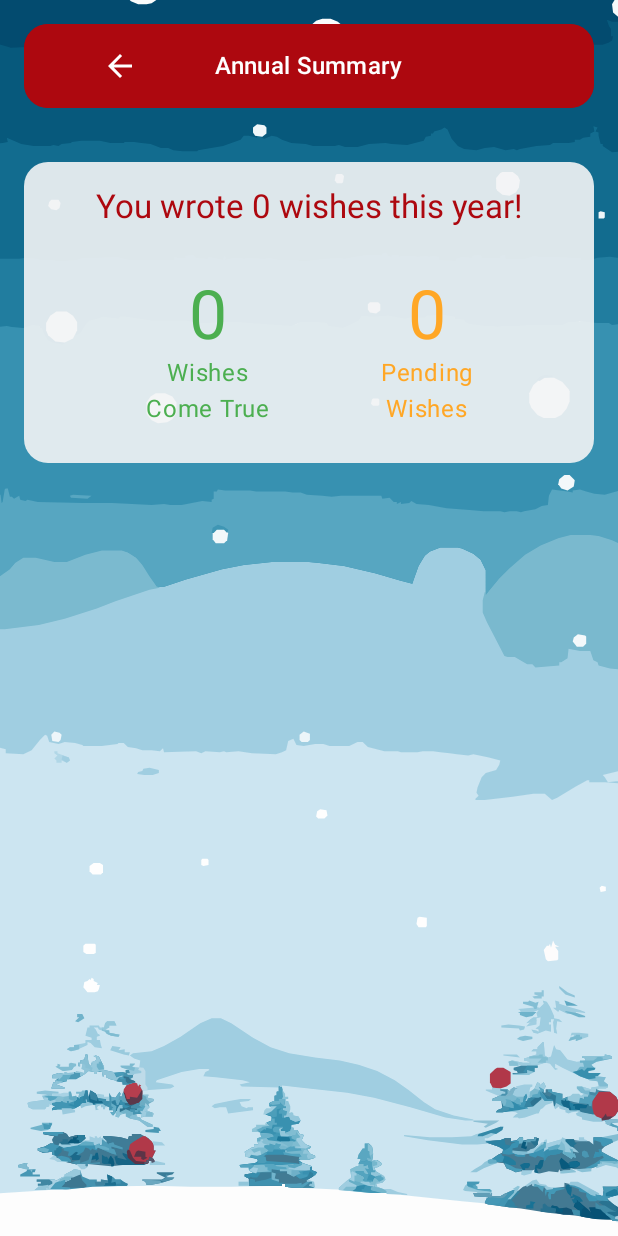
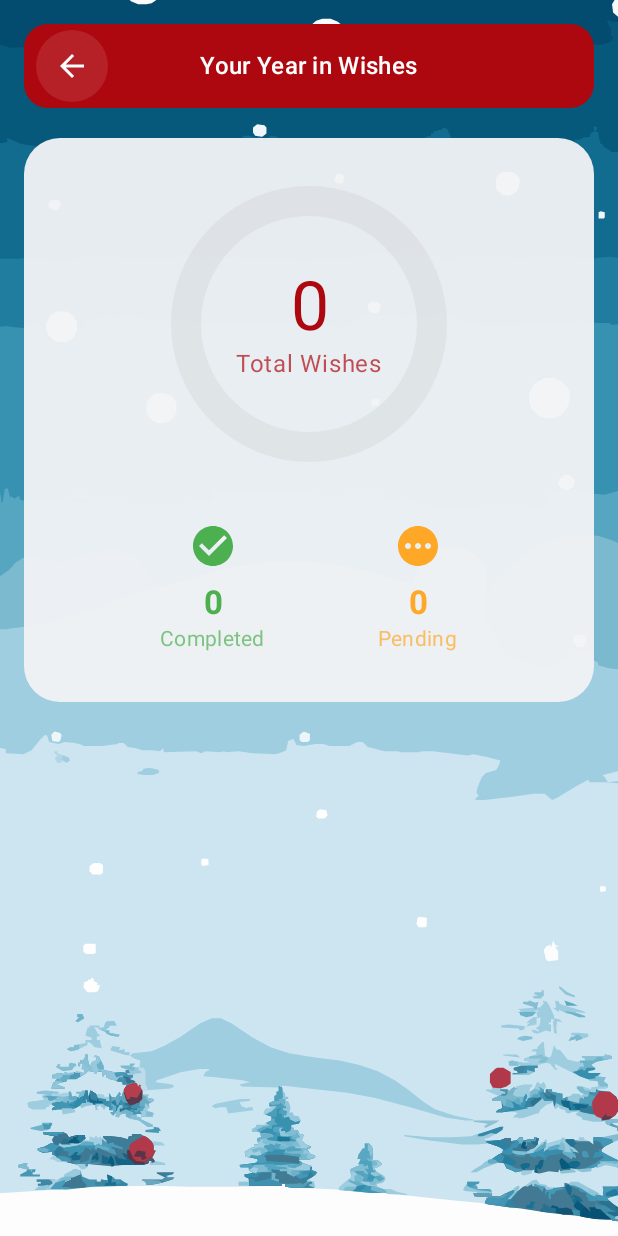
Before and after one commit to CagriOrcan/ChristmasGrapes, an Android app built with Jetpack Compose: the composable SummaryScreen called with empty values, on a phone screen of 412 x 824 dp. Run offline under Robolectric (Android 15) with nearby library versions, the phone set to English and light mode, and no system bars; our stand-ins replace Compose Multiplatform resources; 2 statements that could not run were skipped.

Commit message:
SummaryScreen.kt refactored

```diff
--- a/composeApp/src/commonMain/kotlin/org/lamysia/christmasgrapes/ui/screens/SummaryScreen.kt
+++ b/composeApp/src/commonMain/kotlin/org/lamysia/christmasgrapes/ui/screens/SummaryScreen.kt
@@ -1,34 +1,35 @@
 package org.lamysia.christmasgrapes.ui.screens
 
+import androidx.compose.animation.AnimatedVisibility
+import androidx.compose.animation.core.LinearEasing
+import androidx.compose.animation.core.animateFloatAsState
+import androidx.compose.animation.core.tween
+import androidx.compose.animation.fadeIn
+import androidx.compose.animation.slideInVertically
+import androidx.compose.foundation.Canvas
 import androidx.compose.foundation.Image
 import androidx.compose.foundation.background
-import androidx.compose.foundation.layout.Arrangement
-import androidx.compose.foundation.layout.Box
-import androidx.compose.foundation.layout.Column
-import androidx.compose.foundation.layout.Row
-import androidx.compose.foundation.layout.Spacer
-import androidx.compose.foundation.layout.fillMaxSize
-import androidx.compose.foundation.layout.fillMaxWidth
-import androidx.compose.foundation.layout.height
-import androidx.compose.foundation.layout.padding
-import androidx.compose.foundation.layout.size
-import androidx.compose.foundation.layout.width
+import androidx.compose.foundation.layout.*
 import androidx.compose.foundation.lazy.LazyColumn
 import androidx.compose.foundation.lazy.items
+import androidx.compose.foundation.shape.CircleShape
 import androidx.compose.foundation.shape.RoundedCornerShape
 import androidx.compose.material.icons.Icons
 import androidx.compose.material.icons.filled.ArrowBack
-import androidx.compose.material3.Card
-import androidx.compose.material3.CardDefaults
-import androidx.compose.material3.Icon
-import androidx.compose.material3.IconButton
-import androidx.compose.material3.MaterialTheme
-import androidx.compose.material3.Text
-import androidx.compose.runtime.Composable
+import androidx.compose.material.icons.filled.CheckCircle
+import androidx.compose.material.icons.filled.Pending
+import androidx.compose.material3.*
+import androidx.compose.runtime.*
 import androidx.compose.ui.Alignment
 import androidx.compose.ui.Modifier
+import androidx.compose.ui.draw.clip
+import androidx.compose.ui.geometry.Offset
+import androidx.compose.ui.geometry.Size
 import androidx.compose.ui.graphics.Color
+import androidx.compose.ui.graphics.StrokeCap
+import androidx.compose.ui.graphics.drawscope.Stroke
 import androidx.compose.ui.layout.ContentScale
+import androidx.compose.ui.text.font.FontWeight
 import androidx.compose.ui.text.style.TextAlign
 import androidx.compose.ui.unit.dp
 import christmasgrapes.composeapp.generated.resources.Res
@@ -36,6 +37,9 @@ import christmasgrapes.composeapp.generated.resources.snowy
 import org.jetbrains.compose.resources.painterResource
 import org.lamysia.christmasgrapes.model.Wish
 import org.lamysia.christmasgrapes.ui.theme.AppColors
+import kotlin.math.PI
+import kotlin.math.cos
+import kotlin.math.sin
 
 @Composable
 fun SummaryScreen(
@@ -45,6 +49,11 @@ fun SummaryScreen(
 ) {
     val completedWishes = wishes.filter { it.isCompleted }
     val pendingWishes = wishes.filter { !it.isCompleted }
+
+    var isVisible by remember { mutableStateOf(false) }
+    LaunchedEffect(Unit) {
+        isVisible = true
+    }
 
     Box(modifier = modifier.fillMaxSize()) {
         // Background
@@ -74,14 +83,16 @@ fun SummaryScreen(
                     modifier = Modifier
                         .fillMaxWidth()
                         .height(56.dp)
-                        .background(
-                            color = AppColors.Primary,
-                            shape = RoundedCornerShape(16.dp)
-                        ),
-                    horizontalArrangement = Arrangement.SpaceEvenly,
+                        .padding(horizontal = 16.dp),
+                    horizontalArrangement = Arrangement.SpaceBetween,
                     verticalAlignment = Alignment.CenterVertically
                 ) {
-                    IconButton(onClick = onBackClick) {
+                    IconButton(
+                        onClick = onBackClick,
+                        modifier = Modifier
+                            .size(32.dp)
+                            .background(Color.White.copy(alpha = 0.1f), CircleShape)
+                    ) {
                         Icon(
                             imageVector = Icons.Default.ArrowBack,
                             contentDescription = "Back",
@@ -90,91 +101,118 @@ fun SummaryScreen(
                     }
 
                     Text(
-                        text = "Annual Summary",
+                        text = "Your Year in Wishes",
                         style = MaterialTheme.typography.titleMedium,
                         color = Color.White
                     )
 
-                    Spacer(modifier = Modifier.size(48.dp))
+                    Box(modifier = Modifier.size(32.dp))
                 }
             }
 
-            Spacer(modifier = Modifier.height(16.dp))
-
-            // Statistics Cards
+            AnimatedVisibility(
+                visible = isVisible,
+                enter = fadeIn() + slideInVertically(
+                    initialOffsetY = { it / 2 },
+                    animationSpec = tween(durationMillis = 500)
+                )
+            ) {
+                // Main Statistics Card
                 Card(
                     modifier = Modifier
                         .fillMaxWidth()
                         .padding(vertical = 8.dp),
                     colors = CardDefaults.cardColors(
-                    containerColor = AppColors.Background.copy(alpha = 0.9f)
+                        containerColor = AppColors.Background.copy(alpha = 0.95f)
                     ),
-                shape = RoundedCornerShape(16.dp)
+                    shape = RoundedCornerShape(24.dp)
                 ) {
                     Column(
-                    modifier = Modifier.padding(16.dp),
+                        modifier = Modifier.padding(24.dp),
+                        horizontalAlignment = Alignment.CenterHorizontally
+                    ) {
+                        // Progress Ring
+                        Box(
+                            modifier = Modifier
+                                .size(200.dp)
+                                .padding(8.dp),
+                            contentAlignment = Alignment.Center
+                        ) {
+                            ProgressRing(
+                                completedPercentage = if (wishes.isNotEmpty())
+                                    completedWishes.size.toFloat() / wishes.size else 0f
+                            )
+
+                            Column(
                                 horizontalAlignment = Alignment.CenterHorizontally
                             ) {
                                 Text(
-                        text = "You wrote ${wishes.size} wishes this year!",
-                        style = MaterialTheme.typography.titleLarge,
-                        color = AppColors.Primary,
-                        textAlign = TextAlign.Center
+                                    text = "${wishes.size}",
+                                    style = MaterialTheme.typography.displayMedium,
+                                    color = AppColors.Primary
                                 )
+                                Text(
+                                    text = "Total Wishes",
+                                    style = MaterialTheme.typography.bodyLarge,
+                                    color = AppColors.Primary.copy(alpha = 0.7f)
+                                )
+                            }
+                        }
 
                         Spacer(modifier = Modifier.height(24.dp))
 
+                        // Statistics Row
                         Row(
                             modifier = Modifier.fillMaxWidth(),
                             horizontalArrangement = Arrangement.SpaceEvenly
                         ) {
-                        StatisticItem(
+                            StatisticColumn(
+                                icon = Icons.Default.CheckCircle,
                                 count = completedWishes.size,
-                            label = "Wishes\nCome True",
+                                label = "Completed",
                                 color = Color(0xFF4CAF50)
                             )
 
-                        StatisticItem(
+                            StatisticColumn(
+                                icon = Icons.Default.Pending,
                                 count = pendingWishes.size,
-                            label = "Pending\nWishes",
+                                label = "Pending",
                                 color = Color(0xFFFFA726)
                             )
+                        }
                     }
                 }
             }
 
             Spacer(modifier = Modifier.height(16.dp))
 
-            // Completed Wishes Section
+            // Wishes Lists
+            LazyColumn(
+                verticalArrangement = Arrangement.spacedBy(8.dp),
+                contentPadding = PaddingValues(bottom = 16.dp)
+            ) {
                 if (completedWishes.isNotEmpty()) {
-                Text(
-                    text = "Wishes Come True",
-                    style = MaterialTheme.typography.titleMedium,
-                    color = Color.White,
-                    modifier = Modifier.padding(vertical = 8.dp)
+                    item {
+                        ListHeader(
+                            title = "Completed Wishes",
+                            count = completedWishes.size,
+                            color = Color(0xFF4CAF50)
                         )
-
-                LazyColumn(
-                    verticalArrangement = Arrangement.spacedBy(8.dp)
-                ) {
+                    }
                     items(completedWishes) { wish ->
                         CompletedWishItem(wish = wish)
                     }
                 }
+
+                if (pendingWishes.isNotEmpty()) {
+                    item {
+                        Spacer(modifier = Modifier.height(16.dp))
+                        ListHeader(
+                            title = "Pending Wishes",
+                            count = pendingWishes.size,
+                            color = Color(0xFFFFA726)
+                        )
                     }
-
-            // Pending Wishes Section
-            if (pendingWishes.isNotEmpty()) {
-                Text(
-                    text = "Pending Wishes",
-                    style = MaterialTheme.typography.titleMedium,
-                    color = Color.White,
-                    modifier = Modifier.padding(vertical = 8.dp)
-                )
-
-                LazyColumn(
-                    verticalArrangement = Arrangement.spacedBy(8.dp)
-                ) {
                     items(pendingWishes) { wish ->
                         PendingWishItem(wish = wish)
                     }
@@ -185,7 +223,60 @@ fun SummaryScreen(
 }
 
 @Composable
-private fun StatisticItem(
+private fun ProgressRing(
+    completedPercentage: Float,
+    modifier: Modifier = Modifier
+) {
+    var animationPlayed by remember { mutableStateOf(false) }
+    val currentPercentage = animateFloatAsState(
+        targetValue = if (animationPlayed) completedPercentage else 0f,
+        animationSpec = tween(
+            durationMillis = 1000,
+            easing = LinearEasing
+        ),
+        label = "Progress Animation"
+    )
+
+    LaunchedEffect(Unit) {
+        animationPlayed = true
+    }
+
+    Canvas(modifier = modifier.size(200.dp)) {
+        val strokeWidth = 20.dp.toPx()
+        val center = Offset(size.width / 2, size.height / 2)
+        val radius = (size.width - strokeWidth) / 2
+
+        // Background circle
+        drawArc(
+            color = Color.Gray.copy(alpha = 0.1f),
+            startAngle = 0f,
+            sweepAngle = 360f,
+            useCenter = false,
+            style = Stroke(width = strokeWidth, cap = StrokeCap.Round),
+            size = Size(radius * 2, radius * 2),
+            topLeft = Offset(strokeWidth / 2, strokeWidth / 2)
+        )
+
+        // Progress arc
+        drawArc(
+            color = when {
+                completedPercentage >= 0.75f -> Color(0xFF4CAF50)
+                completedPercentage >= 0.3f -> Color(0xFFFFA726)
+                else -> AppColors.Primary
+            },
+            startAngle = -90f,
+            sweepAngle = 360f * currentPercentage.value,
+            useCenter = false,
+            style = Stroke(width = strokeWidth, cap = StrokeCap.Round),
+            size = Size(radius * 2, radius * 2),
+            topLeft = Offset(strokeWidth / 2, strokeWidth / 2)
+        )
+    }
+}
+
+@Composable
+private fun StatisticColumn(
+    icon: androidx.compose.ui.graphics.vector.ImageVector,
     count: Int,
     label: String,
     color: Color,
@@ -195,17 +286,57 @@ private fun StatisticItem(
         horizontalAlignment = Alignment.CenterHorizontally,
         modifier = modifier.padding(8.dp)
     ) {
+        Icon(
+            imageVector = icon,
+            contentDescription = null,
+            tint = color,
+            modifier = Modifier.size(32.dp)
+        )
+        Spacer(modifier = Modifier.height(8.dp))
         Text(
             text = count.toString(),
-            style = MaterialTheme.typography.displayMedium,
-            color = color
+            style = MaterialTheme.typography.titleLarge,
+            color = color,
+            fontWeight = FontWeight.Bold
         )
         Text(
             text = label,
-            style = MaterialTheme.typography.bodyLarge,
-            color = color,
-            textAlign = TextAlign.Center
+            style = MaterialTheme.typography.bodyMedium,
+            color = color.copy(alpha = 0.7f)
         )
+    }
+}
+
+@Composable
+private fun ListHeader(
+    title: String,
+    count: Int,
+    color: Color,
+    modifier: Modifier = Modifier
+) {
+    Row(
+        modifier = modifier
+            .fillMaxWidth()
+            .padding(vertical = 8.dp),
+        horizontalArrangement = Arrangement.SpaceBetween,
+        verticalAlignment = Alignment.CenterVertically
+    ) {
+        Text(
+            text = title,
+            style = MaterialTheme.typography.titleMedium,
+            color = Color.White
+        )
+        Box(
+            modifier = Modifier
+                .background(color.copy(alpha = 0.2f), CircleShape)
+                .padding(horizontal = 12.dp, vertical = 4.dp)
+        ) {
+            Text(
+                text = count.toString(),
+                style = MaterialTheme.typography.bodyMedium,
+                color = color
+            )
+        }
     }
 }
 
@@ -215,24 +346,38 @@ private fun CompletedWishItem(
     modifier: Modifier = Modifier
 ) {
     Card(
-        modifier = modifier.fillMaxWidth(),
+        modifier = modifier
+            .fillMaxWidth()
+            .padding(vertical = 4.dp),
         colors = CardDefaults.cardColors(
-            containerColor = AppColors.Background.copy(alpha = 0.9f)
+            containerColor = AppColors.Background.copy(alpha = 0.95f)
         ),
         shape = RoundedCornerShape(12.dp)
     ) {
         Row(
             modifier = Modifier
                 .fillMaxWidth()
-                .padding(12.dp),
-            verticalAlignment = Alignment.CenterVertically
+                .padding(16.dp),
+            verticalAlignment = Alignment.CenterVertically,
+            horizontalArrangement = Arrangement.SpaceBetween
+        ) {
+            Row(
+                verticalAlignment = Alignment.CenterVertically,
+                modifier = Modifier.weight(1f)
+            ) {
+                Box(
+                    modifier = Modifier
+                        .size(32.dp)
+                        .background(Color(0xFF4CAF50).copy(alpha = 0.1f), CircleShape),
+                    contentAlignment = Alignment.Center
                 ) {
                     Icon(
-                painter = painterResource(Res.drawable.snowy),
+                        imageVector = Icons.Default.CheckCircle,
                         contentDescription = null,
                         tint = Color(0xFF4CAF50),
-                modifier = Modifier.size(24.dp)
+                        modifier = Modifier.size(20.dp)
                     )
+                }
 
                 Spacer(modifier = Modifier.width(12.dp))
 
@@ -244,6 +389,7 @@ private fun CompletedWishItem(
             }
         }
     }
+}
 
 @Composable
 private fun PendingWishItem(
@@ -251,24 +397,38 @@ private fun PendingWishItem(
     modifier: Modifier = Modifier
 ) {
     Card(
-        modifier = modifier.fillMaxWidth(),
+        modifier = modifier
+            .fillMaxWidth()
+            .padding(vertical = 4.dp),
         colors = CardDefaults.cardColors(
-            containerColor = AppColors.Background.copy(alpha = 0.9f)
+            containerColor = AppColors.Background.copy(alpha = 0.95f)
         ),
         shape = RoundedCornerShape(12.dp)
     ) {
         Row(
             modifier = Modifier
                 .fillMaxWidth()
-                .padding(12.dp),
-            verticalAlignment = Alignment.CenterVertically
+                .padding(16.dp),
+            verticalAlignment = Alignment.CenterVertically,
+            horizontalArrangement = Arrangement.SpaceBetween
+        ) {
+            Row(
+                verticalAlignment = Alignment.CenterVertically,
+                modifier = Modifier.weight(1f)
+            ) {
+                Box(
+                    modifier = Modifier
+                        .size(32.dp)
+                        .background(Color(0xFFFFA726).copy(alpha = 0.1f), CircleShape),
+                    contentAlignment = Alignment.Center
                 ) {
                     Icon(
-                painter = painterResource(Res.drawable.snowy),
+                        imageVector = Icons.Default.Pending,
                         contentDescription = null,
                         tint = Color(0xFFFFA726),
-                modifier = Modifier.size(24.dp)
+                        modifier = Modifier.size(20.dp)
                     )
+                }
 
                 Spacer(modifier = Modifier.width(12.dp))
 
@@ -280,3 +440,4 @@ private fun PendingWishItem(
             }
         }
     }
+}
```
Lines whose indentation alone changed are shown as unchanged.
